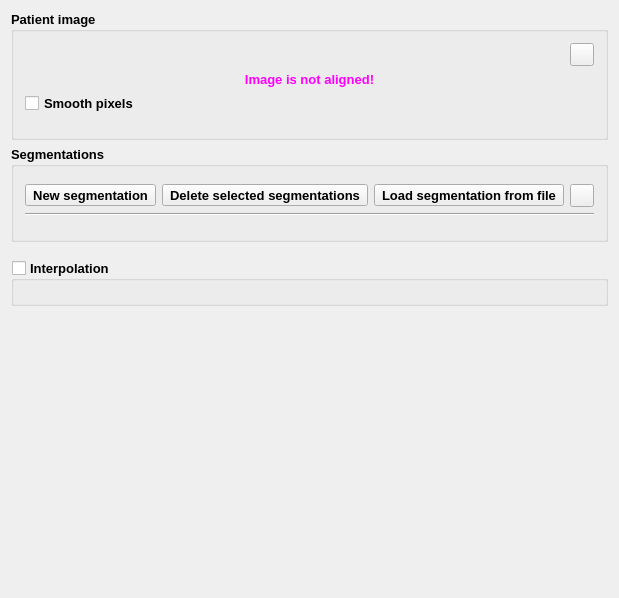
Before: the Qt Designer form Bundles/org.mitk.gui.qt.interactivesegmentation/src/QmitkInteractiveSegmentationControls.ui in MITK/MITK, drawn with Qt 5.
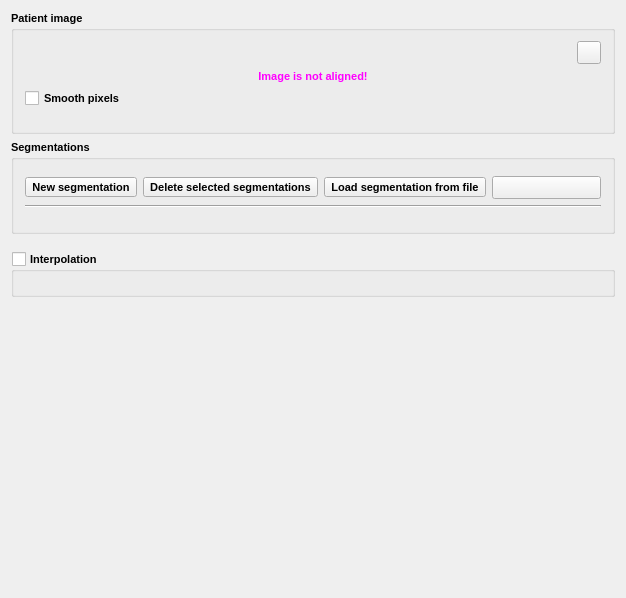
After: the same form once the commit is applied. Icons and pictures are not drawn. Custom widgets are drawn as their Qt base class.

Commit message: ENH (#1741): moved QmitkToolGUIs and other interactive segmentation-related plugins into InteractiveSegmentation bundle.

```diff
--- a/Bundles/org.mitk.gui.qt.interactivesegmentation/src/QmitkInteractiveSegmentationControls.ui
+++ b/Bundles/org.mitk.gui.qt.interactivesegmentation/src/QmitkInteractiveSegmentationControls.ui
@@ -5,7 +5,7 @@
    <rect>
     <x>0</x>
     <y>0</y>
-    <width>488</width>
+    <width>626</width>
     <height>598</height>
    </rect>
   </property>
@@ -15,6 +15,17 @@
     <height>0</height>
    </size>
   </property>
+  <property name="font" >
+   <font>
+    <family>MS Shell Dlg 2</family>
+    <pointsize>8</pointsize>
+    <weight>50</weight>
+    <italic>false</italic>
+    <bold>false</bold>
+    <underline>false</underline>
+    <strikeout>false</strikeout>
+   </font>
+  </property>
   <property name="windowTitle" >
    <string>QmitkInteractiveSegmentation</string>
   </property>
@@ -23,9 +34,13 @@
     <widget class="Q3GroupBox" name="grpReferenceData" >
      <property name="font" >
       <font>
-       <pointsize>10</pointsize>
+       <family>MS Shell Dlg 2</family>
+       <pointsize>8</pointsize>
        <weight>75</weight>
+       <italic>false</italic>
        <bold>true</bold>
+       <underline>false</underline>
+       <strikeout>false</strikeout>
       </font>
      </property>
      <property name="title" >
@@ -172,9 +187,13 @@
     <widget class="Q3GroupBox" name="groupBox3" >
      <property name="font" >
       <font>
-       <pointsize>10</pointsize>
+       <family>MS Shell Dlg 2</family>
+       <pointsize>8</pointsize>
        <weight>75</weight>
+       <italic>false</italic>
        <bold>true</bold>
+       <underline>false</underline>
+       <strikeout>false</strikeout>
       </font>
      </property>
      <property name="title" >
@@ -333,9 +352,13 @@
     <widget class="Q3GroupBox" name="grpInterpolation" >
      <property name="font" >
       <font>
-       <pointsize>10</pointsize>
+       <family>MS Shell Dlg 2</family>
+       <pointsize>8</pointsize>
        <weight>75</weight>
+       <italic>false</italic>
        <bold>true</bold>
+       <underline>false</underline>
+       <strikeout>false</strikeout>
       </font>
      </property>
      <property name="title" >
```
Left out of the diff: 18 changed lines with no effect on the pictures. The commit also changes 21 other files.
